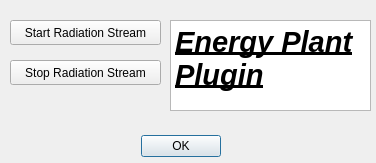
Before: the Qt Designer form energy_plant_radiation_module_dialog_base.ui in DomenicoM92/Nuclear-Energy-Plant-Radiations-, drawn with Qt 5.
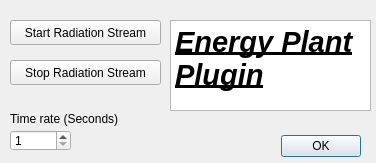
After: the same form once the commit is applied.

Commit message: added time rate control

Diff of the .ui file:
```diff
--- a/energy_plant_radiation_module_dialog_base.ui
+++ b/energy_plant_radiation_module_dialog_base.ui
@@ -16,7 +16,7 @@
   <widget class="QDialogButtonBox" name="button_box">
    <property name="geometry">
     <rect>
-     <x>140</x>
+     <x>280</x>
      <y>130</y>
      <width>81</width>
      <height>32</height>
@@ -72,6 +72,35 @@
 &lt;p style=&quot; margin-top:0px; margin-bottom:0px; margin-left:0px; margin-right:0px; -qt-block-indent:0; text-indent:0px;&quot;&gt;&lt;span style=&quot; font-size:22pt; font-weight:600; font-style:italic; text-decoration: underline;&quot;&gt;Energy Plant Plugin&lt;/span&gt;&lt;/p&gt;&lt;/body&gt;&lt;/html&gt;</string>
    </property>
   </widget>
+  <widget class="QSpinBox" name="sb">
+   <property name="geometry">
+    <rect>
+     <x>10</x>
+     <y>130</y>
+     <width>61</width>
+     <height>21</height>
+    </rect>
+   </property>
+   <property name="minimum">
+    <number>1</number>
+   </property>
+   <property name="maximum">
+    <number>10</number>
+   </property>
+  </widget>
+  <widget class="QLabel" name="label">
+   <property name="geometry">
+    <rect>
+     <x>10</x>
+     <y>110</y>
+     <width>111</width>
+     <height>17</height>
+    </rect>
+   </property>
+   <property name="text">
+    <string>Time rate (Seconds)</string>
+   </property>
+  </widget>
  </widget>
  <resources/>
  <connections>
```
Left out of the diff: 3 changed lines with no effect on the pictures. The commit also changes 2 other files.
